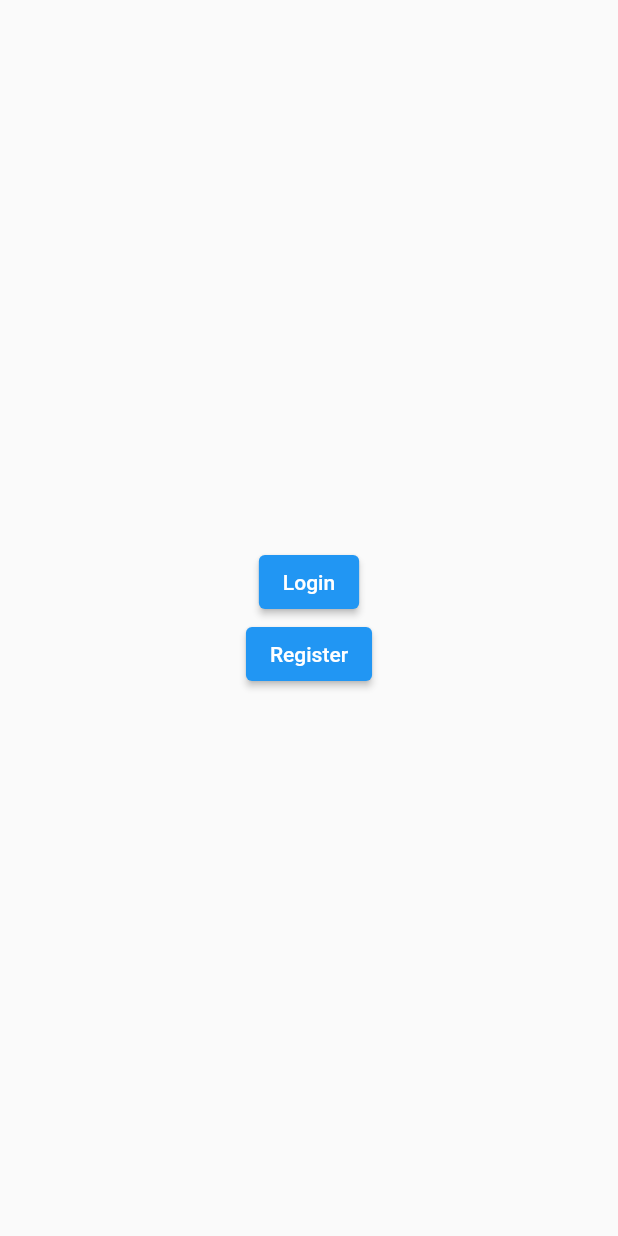
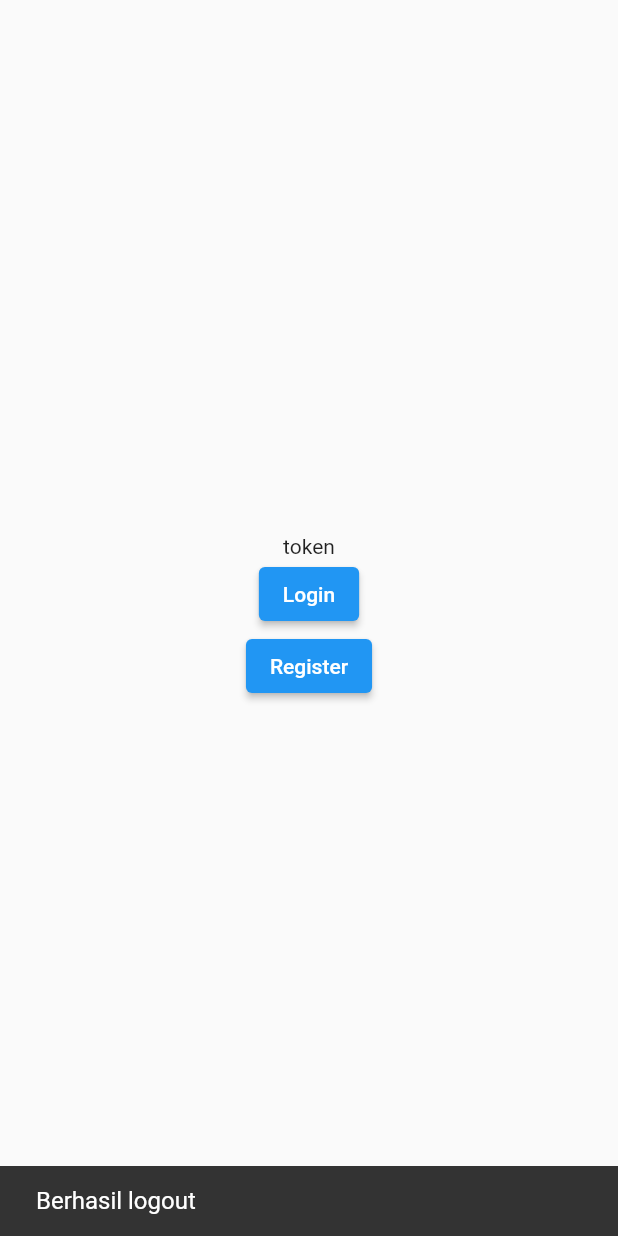
Before and after one commit to ghaan1/laravel-flutter-stisla, a Flutter app: the AfterLogin screen opened by its route, after a tap on "LOGOUT", on a phone screen of 412 x 824 dp. Run offline on Flutter 3.47's test engine with Material 2 defaults, Android fonts, the light colour scheme and no system bars; our stand-ins replace shared_preferences; missing offline and left inert: network; accounts and stored records are empty.

Commit message:
cek token auth

```diff
--- a/lib/api/http_helper.dart
+++ b/lib/api/http_helper.dart
@@ -1,7 +1,12 @@
+import 'dart:convert';
+
 import 'package:http/http.dart';
+import 'package:shared_preferences/shared_preferences.dart';
+
 
 class HttpHelper{
   final String _baseUrl = 'http://192.168.1.5:8000/api/auth/';
+  final String token ='';
 
 
 Future<Response> login(String email, String password, String deviceId) async {
@@ -14,7 +19,10 @@ Future<Response> login(String email, String password, String deviceId) async {
   final headers = {
     'Accept': 'application/json',
   };
+
   final response = await post(url, body: body, headers: headers);
+  var data = json.decode(response.body);
+   _save(data['token']);
   return response;
 }
 
@@ -27,21 +35,21 @@ Future<Response> logout(String token) async {
     'Accept': 'application/json',
   };
   final response = await post(url, body: body, headers: headers);
+
   return response;
 }
 
-//  _save(String token) async {
-//     final prefs = await SharedPreferences.getInstance();
-//     final key = 'token';
-//     final value = token;
-//     prefs.setString(key, value);
-//   }
+ _save(String token) async {
+    final prefs = await SharedPreferences.getInstance();
+    const key = 'token';
+    final value = token;
+    prefs.setString(key, value);
+  }
 
-
-//  read() async {
-//     final prefs = await SharedPreferences.getInstance();
-//     final key = 'token';
-//     final value = prefs.get(key ) ?? 0;
-//     print('read : $value');
-//   }
+ read() async {
+    final prefs = await SharedPreferences.getInstance();
+    const key = 'token';
+    final value = prefs.get(key) ?? 0;
+    print('read : $value');
+  }
 }
--- a/lib/screen/AfterLogin.dart
+++ b/lib/screen/AfterLogin.dart
@@ -1,16 +1,53 @@
-
+import '../api/http_helper.dart';
 import 'package:flutter/material.dart';
+import 'package:shared_preferences/shared_preferences.dart';
 
 
 
 class AfterLogin extends StatefulWidget {
-
 
   @override
   State<AfterLogin> createState() => _AfterLoginState();
 }
 
 class _AfterLoginState extends State<AfterLogin> {
+
+
+
+  String token = '';
+  getPref() async {
+    SharedPreferences pref = await SharedPreferences.getInstance();
+
+      setState(() {
+         const key = 'token';
+         final value = pref.get(key);
+         token = '$value';
+      });
+
+  }
+
+ @override
+  void initState() {
+    getPref();
+    super.initState();
+  }
+
+  logOut() async {
+    SharedPreferences preferences = await SharedPreferences.getInstance();
+    setState(() {
+      preferences.remove("token");
+      preferences.clear();
+
+    });
+
+    ScaffoldMessenger.of(context).showSnackBar(
+      const SnackBar(
+          content: Text(
+        "Berhasil logout",
+        style: TextStyle(fontSize: 16),
+      )),
+    );
+  }
 
   @override
   Widget build(BuildContext context) {
@@ -19,10 +56,13 @@ class _AfterLoginState extends State<AfterLogin> {
        child:
        Column(
         children : [
+
+          Text(token),
         Text('Masuk'),
         ElevatedButton(
           onPressed: (){
 Navigator.pushNamed(context, "/");
+logOut();
           },
         child: Text('LOGOUT')),
         ],
--- a/lib/screen/landingPage.dart
+++ b/lib/screen/landingPage.dart
@@ -1,4 +1,6 @@
 import 'package:flutter/material.dart';
+import 'package:network/network.dart';
+import 'package:shared_preferences/shared_preferences.dart';
 import '../api/http_helper.dart';
 
 class LandingPage extends StatefulWidget {
@@ -7,6 +9,23 @@ class LandingPage extends StatefulWidget {
 }
 
 class _LandingPage extends State<LandingPage> {
+String token = '0';
+  getPref() async {
+    SharedPreferences pref = await SharedPreferences.getInstance();
+
+      setState(() {
+         const key = 'token';
+         final value = pref.get(key);
+         token = '$value';
+      });
+
+  }
+
+ @override
+  void initState() {
+    getPref();
+    super.initState();
+  }
 
   @override
   Widget build(BuildContext context) {
@@ -19,6 +38,7 @@ class _LandingPage extends State<LandingPage> {
           crossAxisAlignment: CrossAxisAlignment.center,
           mainAxisAlignment: MainAxisAlignment.center,
           children: [
+            Text(token),
             ElevatedButton(
               onPressed: (){
                 Navigator.pushNamed(context, "/login");
@@ -32,5 +52,15 @@ class _LandingPage extends State<LandingPage> {
       )
     );
   }
-
-}
+  Future read() async {
+    final prefs = await SharedPreferences.getInstance();
+    final key = 'token';
+    // if(value != '0'){
+    //   Navigator.of(context).push(
+    //       new MaterialPageRoute(
+    //         builder: (BuildContext context) => new Dashboard(),
+    //       )
+    //   );
+    return key;
+    }
+  }
--- a/lib/screen/login.dart
+++ b/lib/screen/login.dart
@@ -1,4 +1,7 @@
+import 'dart:convert';
+
 import 'package:flutter/material.dart';
+import 'package:shared_preferences/shared_preferences.dart';
 import '../api/http_helper.dart';
 
 
@@ -59,4 +62,10 @@ class _Login extends State<Login> {
   print(response.body);
   Navigator.pushNamed(context, "/after");
 }
-}
+
+read() async {
+    final prefs = await SharedPreferences.getInstance();
+    final key = 'token';
+    final value = prefs.get(key ) ?? 0;
+    }
+  }
--- a/pubspec.yaml
+++ b/pubspec.yaml
@@ -37,6 +37,7 @@ dependencies:
   # Use with the CupertinoIcons class for iOS style icons.
   cupertino_icons: ^1.0.2
   network: ^0.10.0+1
+  shared_preferences: ^2.0.15
 
 dev_dependencies:
   flutter_test:
```
Also changed, not shown: pubspec.lock, 7 other files.
